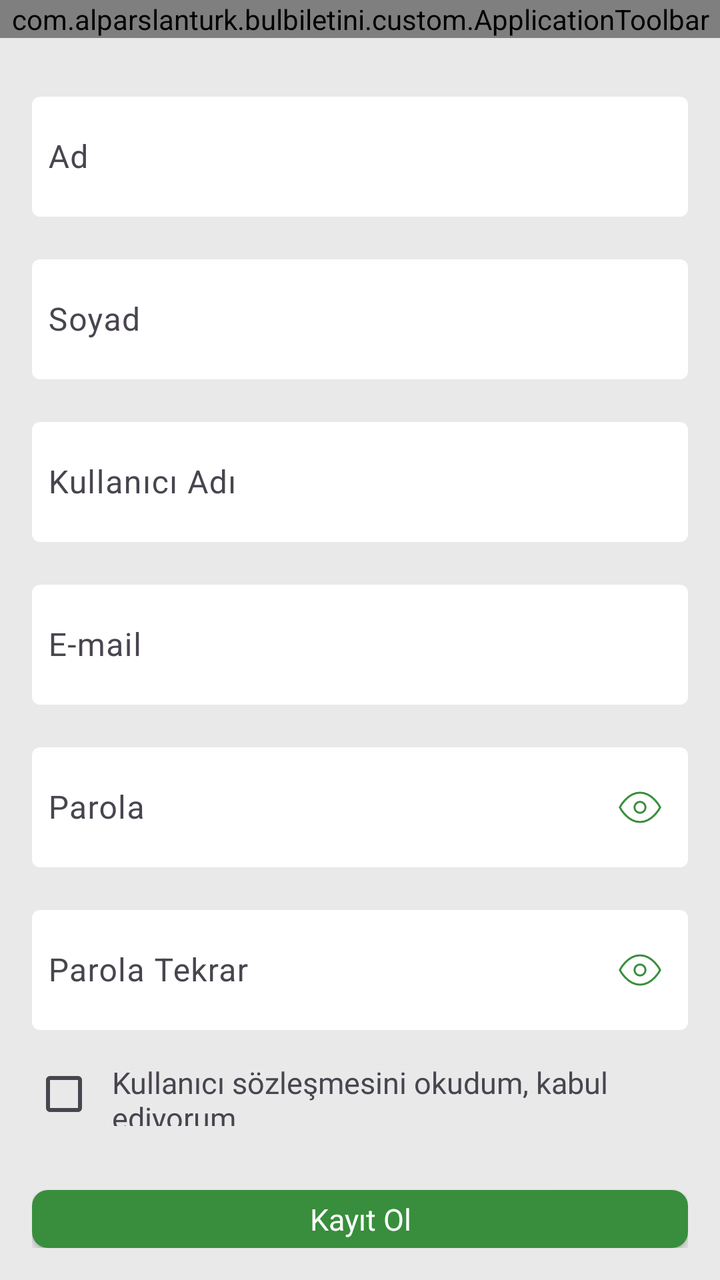
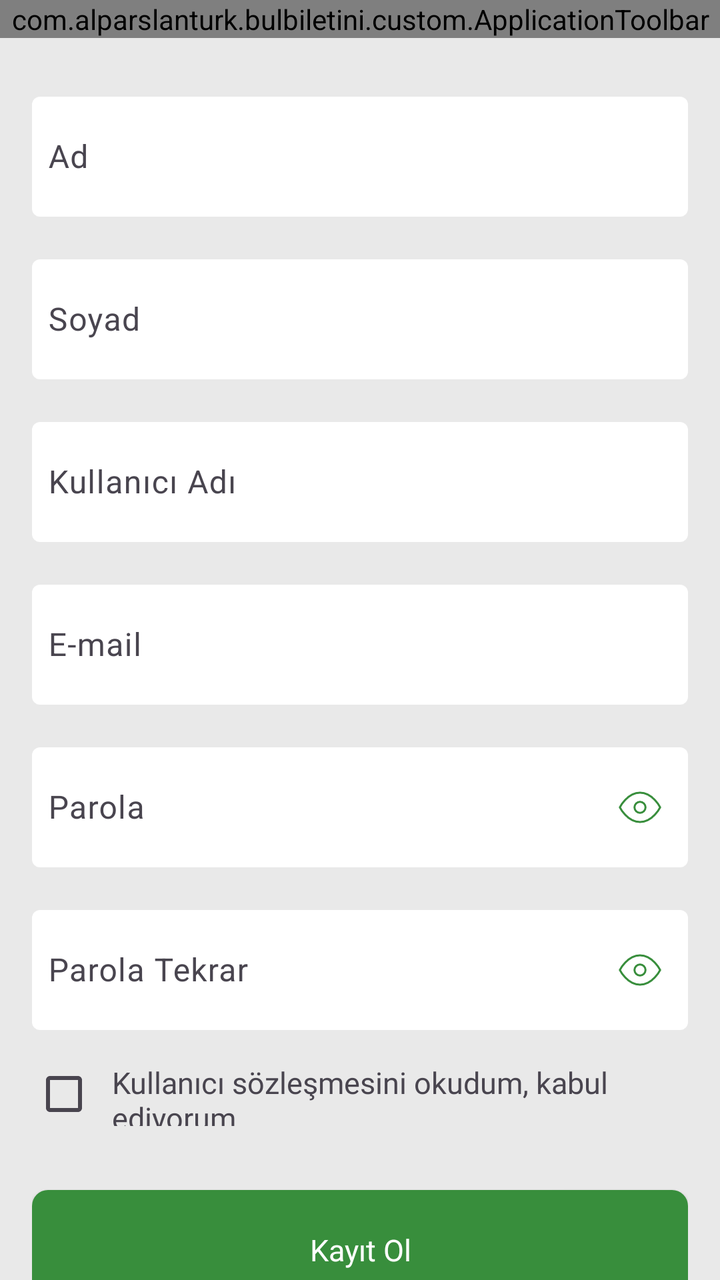

The first picture is an Android layout as it rendered before a commit; the second is the same layout after the commit. The layout source and the unified diff follow.
<!-- AndroidManifest.xml: application theme Theme.KombineApp -->
<!-- res/layout/activity_register.xml -->
<?xml version="1.0" encoding="utf-8"?>
<RelativeLayout xmlns:android="http://schemas.android.com/apk/res/android"
    xmlns:app="http://schemas.android.com/apk/res-auto"
    android:layout_width="match_parent"
    android:layout_height="match_parent"
    android:background="@color/bg_color"
    android:orientation="vertical">

    <com.alparslanturk.bulbiletini.custom.ApplicationToolbar
        android:id="@+id/toolbar"
        android:layout_width="match_parent"
        android:layout_height="wrap_content" />

    <LinearLayout
        android:layout_width="match_parent"
        android:layout_height="wrap_content"
        android:layout_below="@id/toolbar"
        android:orientation="vertical"
        android:padding="16dp">

        <com.google.android.material.textfield.TextInputLayout
            android:layout_width="match_parent"
            android:layout_height="wrap_content"
            android:layout_marginTop="8dp"
            app:boxBackgroundColor="@color/ticket_bg_color"
            app:boxStrokeWidth="0dp">

            <com.google.android.material.textfield.TextInputEditText
                android:id="@+id/edtName"
                android:layout_width="match_parent"
                android:layout_height="60dp"
                android:hint="@string/name"
                android:imeOptions="actionNext"
                android:inputType="text"
                android:maxLines="1"
                android:padding="8dp"
                android:textCursorDrawable="@drawable/color_cursor" />

        </com.google.android.material.textfield.TextInputLayout>

        <com.google.android.material.textfield.TextInputLayout
            android:layout_width="match_parent"
            android:layout_height="wrap_content"
            android:layout_marginTop="16dp"
            app:boxBackgroundColor="@color/ticket_bg_color"
            app:boxStrokeWidth="0dp">

            <com.google.android.material.textfield.TextInputEditText
                android:id="@+id/edtSurname"
                android:layout_width="match_parent"
                android:layout_height="60dp"
                android:hint="@string/surname"
                android:imeOptions="actionNext"
                android:inputType="text"
                android:maxLines="1"
                android:padding="8dp"
                android:textCursorDrawable="@drawable/color_cursor" />

        </com.google.android.material.textfield.TextInputLayout>

        <com.google.android.material.textfield.TextInputLayout
            android:layout_width="match_parent"
            android:layout_height="wrap_content"
            android:layout_marginTop="16dp"
            app:boxBackgroundColor="@color/ticket_bg_color"
            app:boxStrokeWidth="0dp">

            <com.google.android.material.textfield.TextInputEditText
                android:id="@+id/edtUserName"
                android:layout_width="match_parent"
                android:layout_height="60dp"
                android:hint="@string/user_name"
                android:imeOptions="actionNext"
                android:inputType="text"
                android:maxLines="1"
                android:padding="8dp"
                android:textCursorDrawable="@drawable/color_cursor" />

        </com.google.android.material.textfield.TextInputLayout>

        <com.google.android.material.textfield.TextInputLayout
            android:layout_width="match_parent"
            android:layout_height="wrap_content"
            android:layout_marginTop="16dp"
            app:boxBackgroundColor="@color/ticket_bg_color"
            app:boxStrokeWidth="0dp">

            <com.google.android.material.textfield.TextInputEditText
                android:id="@+id/edtMail"
                android:layout_width="match_parent"
                android:layout_height="60dp"
                android:hint="@string/email"
                android:imeOptions="actionNext"
                android:inputType="text"
                android:maxLines="1"
                android:padding="8dp"
                android:textCursorDrawable="@drawable/color_cursor" />

        </com.google.android.material.textfield.TextInputLayout>

        <com.google.android.material.textfield.TextInputLayout
            android:layout_width="match_parent"
            android:layout_height="wrap_content"
            android:layout_marginTop="16dp"
            app:boxBackgroundColor="@color/ticket_bg_color"
            app:boxStrokeWidth="0dp"
            app:endIconDrawable="@drawable/show_password_selector"
            app:endIconMode="password_toggle"
            app:endIconTint="@null">

            <com.google.android.material.textfield.TextInputEditText
                android:id="@+id/edtPassword"
                android:layout_width="match_parent"
                android:layout_height="60dp"
                android:hint="@string/password"
                android:imeOptions="actionNext"
                android:inputType="textPassword"
                android:maxLines="1"
                android:padding="8dp"
                android:textCursorDrawable="@drawable/color_cursor" />

        </com.google.android.material.textfield.TextInputLayout>

        <com.google.android.material.textfield.TextInputLayout
            android:layout_width="match_parent"
            android:layout_height="wrap_content"
            android:layout_marginTop="16dp"
            app:boxBackgroundColor="@color/ticket_bg_color"
            app:boxStrokeWidth="0dp"
            app:endIconDrawable="@drawable/show_password_selector"
            app:endIconMode="password_toggle"
            app:endIconTint="@null">

            <com.google.android.material.textfield.TextInputEditText
                android:id="@+id/edtPasswordAgain"
                android:layout_width="match_parent"
                android:layout_height="60dp"
                android:hint="@string/password_again"
                android:imeOptions="actionDone"
                android:inputType="textPassword"
                android:maxLines="1"
                android:padding="8dp"
                android:textCursorDrawable="@drawable/color_cursor" />

        </com.google.android.material.textfield.TextInputLayout>

        <LinearLayout
            android:id="@+id/llUsageConditions"
            android:layout_width="match_parent"
            android:layout_height="wrap_content"
            android:layout_marginTop="16dp"
            android:orientation="horizontal">

            <androidx.appcompat.widget.AppCompatCheckBox
                android:id="@+id/cbUsageConditions"
                android:layout_width="wrap_content"
                android:layout_height="wrap_content"
                android:minWidth="0dp"
                android:minHeight="0dp"
                android:backgroundTint="@color/color_selector_nav_icon"
                android:textColor="@color/black" />

            <androidx.appcompat.widget.AppCompatTextView
                android:id="@+id/tvUsageConditions"
                android:layout_width="0dp"
                android:layout_height="match_parent"
                android:layout_weight="1"
                android:gravity="center_vertical"
                android:layout_marginStart="8dp"
                android:textSize="15sp"
                android:fontFamily="@font/lato_regular"
                android:text="@string/i_have_read_usage_conditions" />

        </LinearLayout>


        <androidx.appcompat.widget.AppCompatButton
            android:id="@+id/btnRegister"
            android:layout_width="match_parent"
            android:layout_height="wrap_content"
            android:layout_marginTop="32dp"
            android:height="60dp"
            android:background="@drawable/bg_rounded"
            android:backgroundTint="@color/primary"
            android:fontFamily="@font/lato_bold"
            android:foreground="@drawable/bg_ripple_effect"
            android:text="@string/register"
            android:textAllCaps="false"
            android:textColor="@color/white"
            android:textSize="15sp" />

    </LinearLayout>

</RelativeLayout>
<!-- resources referenced by this layout -->
<resources>
  <color name="bg_color">#E9E9E9</color>
  <color name="black">#FF000000</color>
  <color name="primary">#388E3C</color>
  <color name="ticket_bg_color">#FFFFFF</color>
  <color name="white">#FFFFFFFF</color>
  <!-- drawable bg_ripple_effect (drawable) -->
  <?xml version="1.0" encoding="utf-8"?>
  <ripple xmlns:android="http://schemas.android.com/apk/res/android"
      android:color="?android:attr/colorControlHighlight">
      <item android:id="@android:id/mask">
          <shape android:shape="rectangle">
              <solid android:color="#000000" />
              <corners android:radius="8dp" />
          </shape>
      </item>
  </ripple>
  <!-- drawable bg_rounded (drawable) -->
  <?xml version="1.0" encoding="utf-8"?>
  <shape xmlns:android="http://schemas.android.com/apk/res/android"
      android:padding="10dp"
      android:shape="rectangle">
  
      <solid android:color="@color/ticket_bg_color" />
  
      <corners android:radius="8dp" />
  </shape>
  <!-- drawable color_cursor (drawable) -->
  <shape xmlns:android="http://schemas.android.com/apk/res/android">
      <size android:width="2dp" />
      <solid android:color="#FFFFFF" />
  </shape>
  <!-- drawable show_password_selector (drawable) -->
  <?xml version="1.0" encoding="utf-8"?>
  <selector xmlns:android="http://schemas.android.com/apk/res/android">
      <item android:drawable="@drawable/ic_hide_password" android:state_checked="true" />
      <item android:drawable="@drawable/ic_show_password" />
  </selector>
  <string name="email">E-mail</string>
  <string name="i_have_read_usage_conditions">Kullanıcı sözleşmesini okudum, kabul ediyorum.</string>
  <string name="name">Ad</string>
  <string name="password">Parola</string>
  <string name="password_again">Parola Tekrar</string>
  <string name="register">Kayıt Ol</string>
  <string name="surname">Soyad</string>
  <string name="user_name">Kullanıcı Adı</string>
  <style name="Theme.KombineApp" parent="Base.Theme.KombineApp" />
  <!-- drawable ic_show_password (drawable) -->
  <vector xmlns:android="http://schemas.android.com/apk/res/android"
      android:width="22dp"
      android:height="22dp"
      android:viewportWidth="22"
      android:viewportHeight="22">
      <path
          android:fillColor="#00000000"
          android:fillType="evenOdd"
          android:pathData="M0.917,11S4.584,3.667 11,3.667C17.417,3.667 21.084,11 21.084,11s-3.667,7.334 -10.084,7.334C4.584,18.334 0.917,11 0.917,11z"
          android:strokeWidth="1"
          android:strokeColor="@color/green"
          android:strokeLineCap="round"
          android:strokeLineJoin="round" />
      <path
          android:fillColor="#00000000"
          android:fillType="evenOdd"
          android:pathData="M11,11m-2.75,0a2.75,2.75 0,1 1,5.5 0a2.75,2.75 0,1 1,-5.5 0"
          android:strokeWidth="1"
          android:strokeColor="@color/green"
          android:strokeLineCap="round"
          android:strokeLineJoin="round" />
  </vector>
  <style name="Base.Theme.KombineApp" parent="Theme.Material3.DayNight.NoActionBar">
          <item name="colorPrimary">@color/primary</item>
          <item name="colorSecondaryContainer">@color/light_green</item>
          <item name="android:navigationBarColor">@color/white</item>
      </style>
  <color name="green">#388E3C</color>
  <color name="light_green">#EBF3EB</color>
  <!-- unchanged entries left out for length: 1 -->
</resources>

<!-- the commit's change to res/layout/activity_register.xml (unified diff, before → after) -->
@@ -11,10 +11,14 @@
         android:layout_width="match_parent"
         android:layout_height="wrap_content" />
 
+    <androidx.core.widget.NestedScrollView
+        android:layout_width="match_parent"
+        android:layout_height="wrap_content"
+        android:layout_below="@id/toolbar">
+
     <LinearLayout
         android:layout_width="match_parent"
         android:layout_height="wrap_content"
-        android:layout_below="@id/toolbar"
         android:orientation="vertical"
         android:padding="16dp">
 
@@ -191,4 +195,7 @@
 
     </LinearLayout>
 
+    </androidx.core.widget.NestedScrollView>
+
+
 </RelativeLayout>
